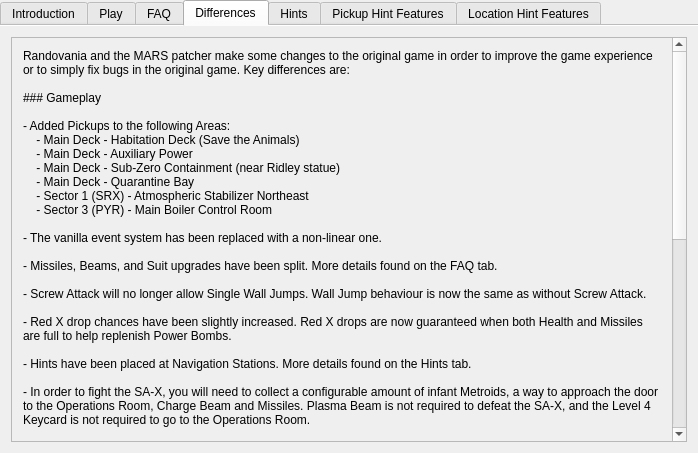
Old version of the form randovania/games/fusion/gui/ui_files/games_tab_fusion_widget.ui in the repository randovania/randovania.
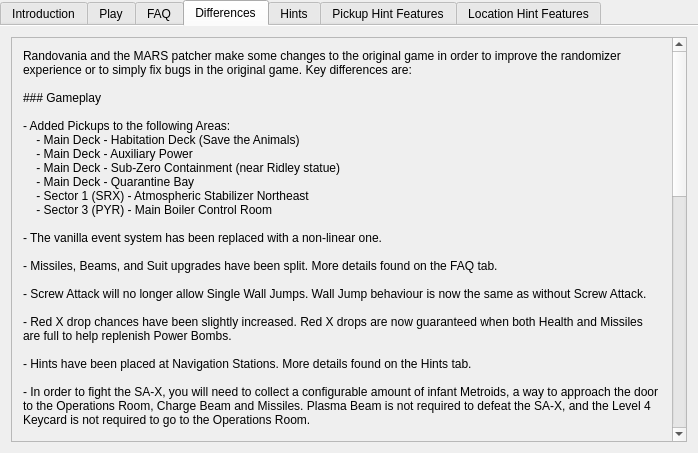
New version of the form. The open tabs and pages were chosen to show the change. Custom widgets are drawn as their Qt base class.

Patch:
```diff
--- a/randovania/games/fusion/gui/ui_files/games_tab_fusion_widget.ui
+++ b/randovania/games/fusion/gui/ui_files/games_tab_fusion_widget.ui
@@ -136,14 +136,14 @@
          <x>0</x>
          <y>0</y>
          <width>664</width>
-         <height>785</height>
+         <height>977</height>
         </rect>
        </property>
        <layout class="QVBoxLayout" name="verticalLayout">
         <item>
          <widget class="QLabel" name="differences_label">
           <property name="text">
-           <string>Randovania and the MARS patcher make some changes to the original game in order to improve the game experience or to simply fix bugs in the original game. Key differences are: 
+           <string>Randovania and the MARS patcher make some changes to the original game in order to improve the randomizer experience or to simply fix bugs in the original game. Key differences are: 
 
 ### Gameplay
 
@@ -171,15 +171,27 @@
 
 ### Room Changes
 
-- Main Deck Operations Room - is now a grey Level 0 hatch, this means the Level 4 Keycard is not hard required to beat the game.
+- Main Deck - Operations Room - now a grey Level 0 hatch, this means the Level 4 Keycard may not be required to beat the game.
 
-- Main Deck - now has a connection between Crew Quarters East/West.
+- Main Deck - Operations Ventilation - repaired the connection between Crew Quarters East and West.
 
-- Main Deck Central Reactor Core - now has a platform near the top to make traversal still possible after the vines have been removed.
+- Main Deck - Silo Entry - the Zoro cocoon is moved to allow traversal.
 
-- The destruction of Sector 5 has been changed to always be consistent. Everything in West Sector 5 will always be undamaged, while everything East will be destroyed.
+- Main Deck - Central Reactor Core - now has a platform near the top to make traversal still possible after the vines have been removed.
 
-- Sector 5 - The red Level 4 hatch between Arctic Containment and Crows Nest has been changed to a yellow Level 3 hatch.
+- Sector 2 - Ripper Tower - now always has an open hatch.
+
+- Sector 2 - Overgrown Spire - added blocks to the climb to allow traversal after the vines are removed, which are speed blocks to maintain vanilla room strategies.
+
+- Sector 5 - The destruction of Sector 5 has been changed to always be consistent. Everything in West Sector 5 will always be undamaged, while everything East will be destroyed.
+
+- Sector 5 - Arctic Containment - The red Level 4 hatch between Arctic Containment and Crows Nest has been changed to a yellow Level 3 hatch.
+
+- Sector 5 - Ripper Road - now always has an open hatch.
+
+- Sector 6 - Weapons Testing Grounds - The Power Bomb wall that the SA-X destroys is permanently destroyed.
+
+- Made several enemy spawns consistent.
 
 ### Quality of Life
 
@@ -187,7 +199,11 @@
 
 - On the inventory screen, you can now enable/disable acquired powerups. Infant Metroid count is also displayed.
 
-- On the map screen, you can now cycle the Sectors on the map by pressing SELECT and show the current room name by pressing A. In-game Time (IGT) and Level 0 security status is also displayed.</string>
+- On the map screen, you can now cycle the Sectors on the map by pressing SELECT and show the current room name by pressing A. In-game Time (IGT) and Level 0 security status is also displayed.
+
+- The minimap has various bugfixes and new sector indicators are added to the sector transitions.
+
+- A cosmetic setting has been added to reveal all hidden blocks and pillars.</string>
           </property>
           <property name="textFormat">
            <enum>Qt::MarkdownText</enum>
```
Left out of the diff: 4 changed lines with no effect on the pictures.
